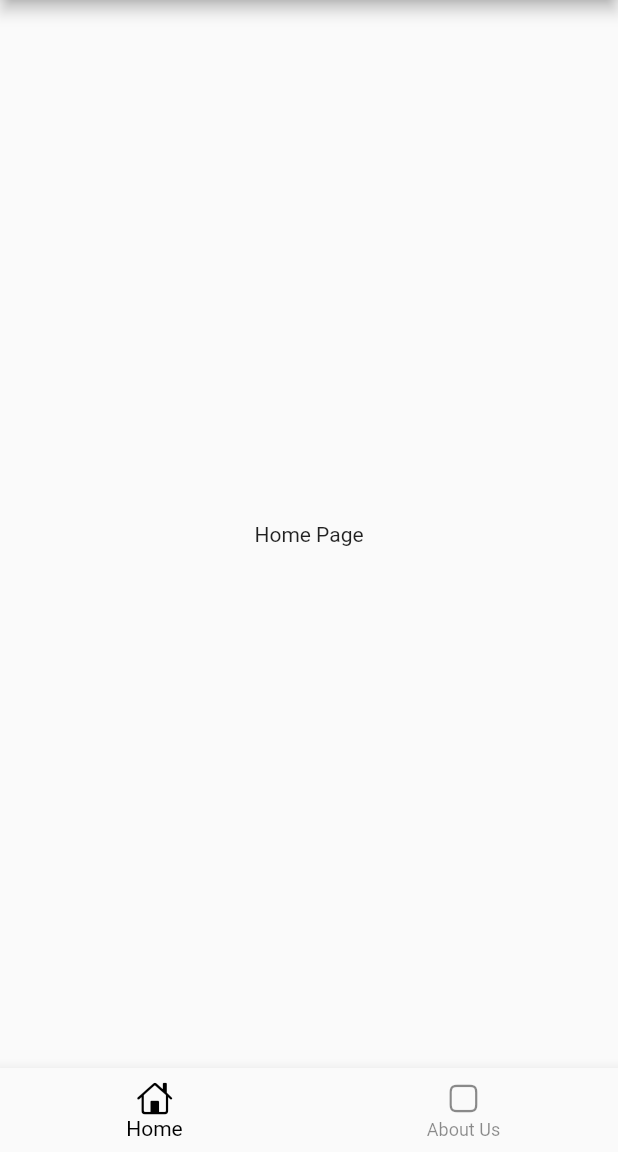
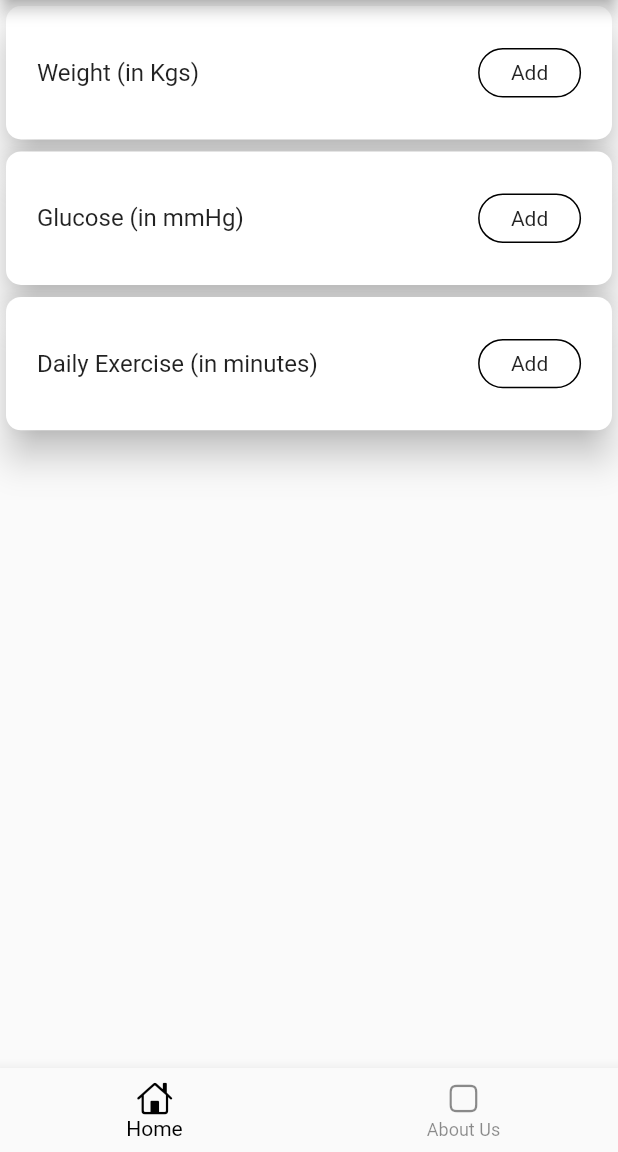
Before and after one commit to dheerajraina/acme_health_tracker_assignment, a Flutter app: the screen it shows after launch, on a phone screen of 412 x 824 dp, the part 84-1236 px from its top. Run offline on Flutter 3.47's test engine with Material 2 defaults, Android fonts, the phone set to English and light mode, and no system bars; our stand-ins replace get, google_fonts; Roboto replaces fonts that are missing (Acme).

Commit message:
Building a custom Tracker Widget along with a controller

```diff
--- /dev/null
+++ b/lib/homepage/controllers/tracker_widget_controller.dart
@@ -0,0 +1,7 @@
+import 'package:get/get.dart';
+
+class TrackerWidgetController extends GetxController{
+
+  var trackers=["Weight (in Kgs)","Glucose (in mmHg)","Daily Exercise (in minutes)"].obs;
+  var initialValue=0.obs;
+}
--- a/lib/homepage/home_page.dart
+++ b/lib/homepage/home_page.dart
@@ -1,25 +1,41 @@
 import 'dart:developer';
+import 'package:acme_health_tracker_assignment/homepage/controllers/tracker_widget_controller.dart';
 import 'package:acme_health_tracker_assignment/homepage/widgets/tracker_widget.dart';
 import 'package:flutter/cupertino.dart';
 import 'package:flutter/material.dart';
+import 'package:get/get.dart';
 import 'package:google_fonts/google_fonts.dart';
 
 class HomePage extends StatefulWidget {
-  const HomePage({Key? key, }) : super(key: key);
-
-
+  const HomePage({
+    Key? key,
+  }) : super(key: key);
 
   @override
   State<HomePage> createState() => _HomePageState();
 }
 
 class _HomePageState extends State<HomePage> {
+
+  TrackerWidgetController _trackerWidgetController =Get.put(TrackerWidgetController());
+
+  @override
+  void dispose() {
+    _trackerWidgetController.dispose();
+    super.dispose();
+  }
+
   @override
   Widget build(BuildContext context) {
     var screenHeight = MediaQuery.of(context).size.height;
     var screenWidth = MediaQuery.of(context).size.width;
     return SafeArea(
-        child: Scaffold(body: Center(child: Text("Home Page"),),)
-    );
+        child: Scaffold(
+      body:ListView.builder(
+        itemCount: _trackerWidgetController.trackers.length,
+        itemBuilder: (context,index){
+          return TrackerWidgetBuilder(title: _trackerWidgetController.trackers[index], index: index);
+        })
+    ));
   }
 }
--- a/lib/homepage/widgets/tracker_widget.dart
+++ b/lib/homepage/widgets/tracker_widget.dart
@@ -0,0 +1,61 @@
+import 'dart:developer';
+
+import 'package:acme_health_tracker_assignment/homepage/controllers/tracker_widget_controller.dart';
+import 'package:flutter/material.dart';
+import 'package:google_fonts/google_fonts.dart';
+
+class TrackerWidgetBuilder extends StatefulWidget {
+  TrackerWidgetBuilder({Key? key, required this.title,required this.index});
+
+  String title;
+  int index;
+
+
+  @override
+  State<TrackerWidgetBuilder> createState() => _TrackerWidgetBuilderState();
+}
+
+class _TrackerWidgetBuilderState extends State<TrackerWidgetBuilder> {
+
+
+
+  @override
+  Widget build(BuildContext context) {
+    var screenHeight = MediaQuery.of(context).size.height;
+    var screenWidth = MediaQuery.of(context).size.width;
+
+
+
+
+    return Card(
+        elevation: 10,
+        shape: RoundedRectangleBorder(borderRadius: BorderRadius.circular(10)),
+
+        child: Container(
+          child: ListTile(
+            onTap: (){
+              log("${widget.index}");
+
+            },
+            contentPadding: EdgeInsets.symmetric(
+                horizontal: screenWidth / 20, vertical: screenHeight / 50),
+            title: Text(widget.title,style: GoogleFonts.nanumGothic(),),
+            trailing:InkWell(
+              onTap: (){
+                log("Add ${widget.index}");
+              },
+              child: Container(
+                child: Center(child: Text("Add")),
+                width: screenWidth/6,
+                height: screenHeight/25,
+                decoration: BoxDecoration(
+
+                  borderRadius: BorderRadius.circular(20),
+                  border: Border.all(width: 1,)
+
+              )),
+            ) ,
+          ),
+        ));
+  }
+}
```
Also changed, not shown: 1 other file.
